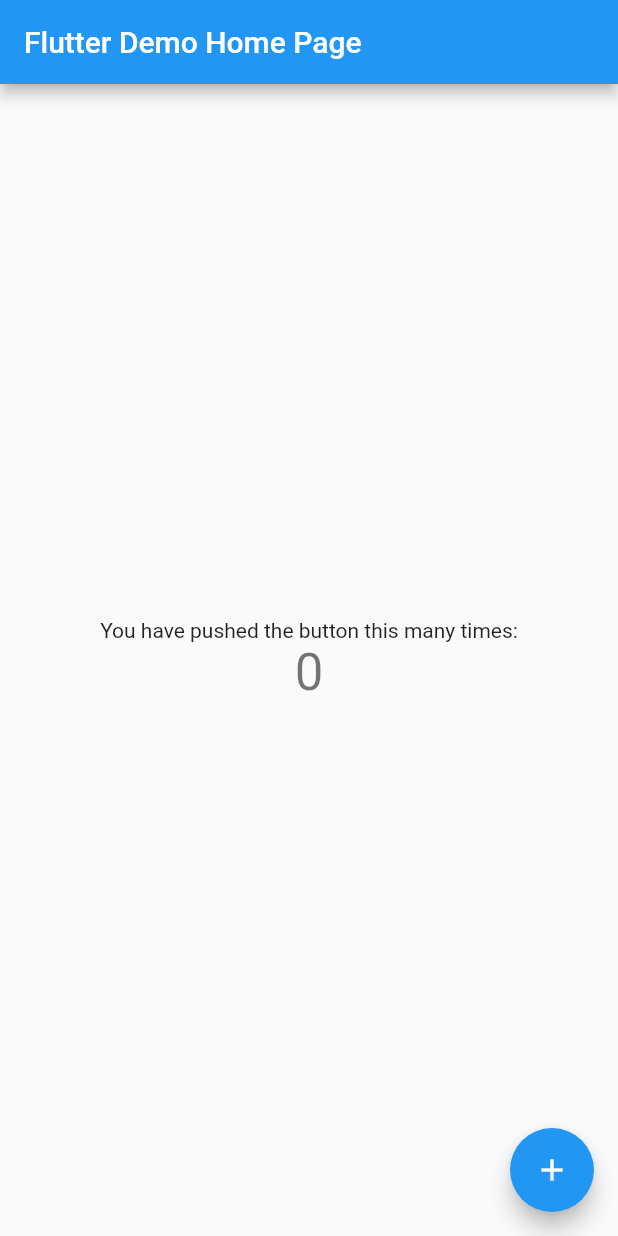
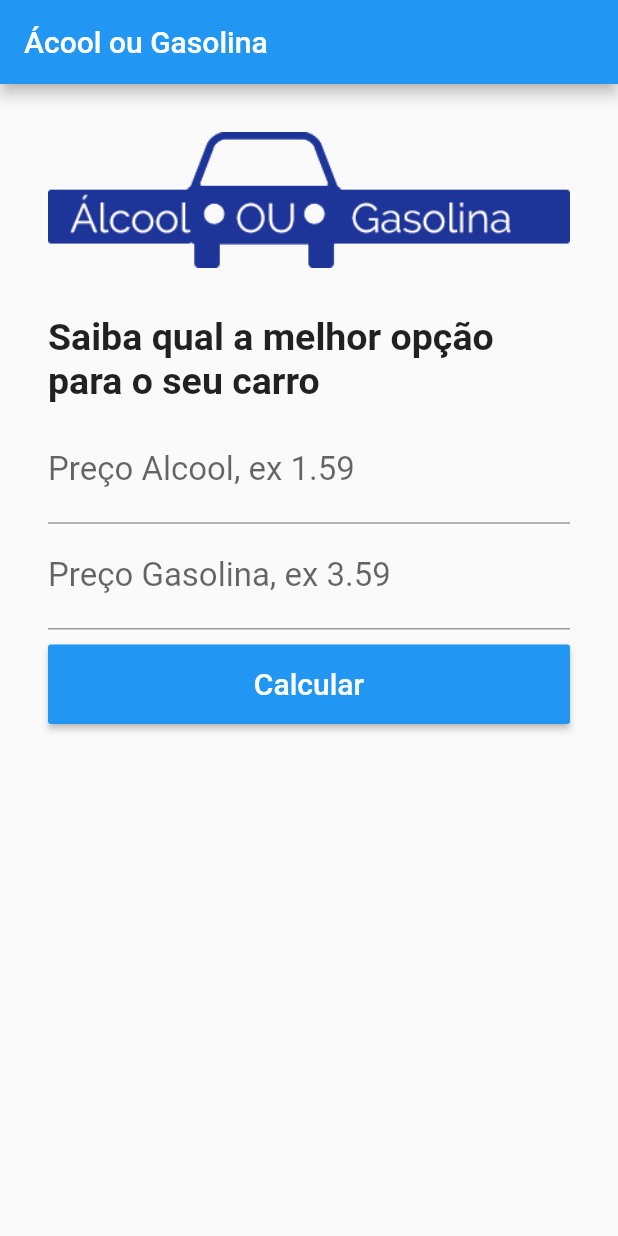
Before and after one commit to wilsonraj-dev/AlcoolOuGasolina, a Flutter app: the screen it shows after launch, on a phone screen of 412 x 824 dp. Run offline on Flutter 3.47's test engine with Material 2 defaults, Android fonts, the phone set to English and light mode, and no system bars.

Commit message:
Criação do aplicativo "Ácool ou Gasolina"

```diff
--- /dev/null
+++ b/alcool_ou_gasolina/lib/Home.dart
@@ -0,0 +1,124 @@
+// ignore_for_file: deprecated_member_use
+import 'package:flutter/material.dart';
+
+class Home extends StatefulWidget {
+  const Home({ Key? key }) : super(key: key);
+
+  @override
+  _HomeState createState() => _HomeState();
+}
+
+class _HomeState extends State<Home> {
+
+  final TextEditingController _controllerAlcool = TextEditingController();
+  final TextEditingController _controllerGasolina = TextEditingController();
+  String _textoResultado = "";
+
+  void _calcular() {
+    double? precoAlcool = double.tryParse(_controllerAlcool.text);
+    double? precoGasolina = double.tryParse(_controllerGasolina.text);
+
+    if(precoAlcool == null || precoGasolina == null) {
+      setState((){
+        _textoResultado = "Número inválido, digite números maiores que 0 e utilizando (.)";
+      });
+    }
+    else {
+      if((precoAlcool / precoGasolina) >= 0.7){
+        setState((){
+          _textoResultado = "Melhor abastecer com Gasolina.";
+        });
+      } else{
+        setState((){
+          _textoResultado = "Melhor abastecer com Álcool.";
+        });
+      }
+      // _limparCampos();
+    }
+  }
+
+  // void _limparCampos() {
+  //   _controllerGasolina.text = "";
+  //   _controllerAlcool.text = "";
+  // }
+
+  @override
+  Widget build(BuildContext context) {
+    return Scaffold(
+      appBar: AppBar(
+        title: const Text("Ácool ou Gasolina") ,
+        backgroundColor: Colors.blue ,
+      ) ,
+      // ignore: avoid_unnecessary_containers
+      body: Container(
+        child: SingleChildScrollView(
+            padding: const EdgeInsets.all(32),
+            child: Column(
+            crossAxisAlignment: CrossAxisAlignment.stretch,
+            children: <Widget>[
+              Padding(
+                padding: const EdgeInsets.only(bottom: 32) ,
+                child: Image.asset("images/logo.png") ,
+              ),
+              const Padding(
+                padding: EdgeInsets.only(bottom: 10) ,
+                child: Text(
+                  "Saiba qual a melhor opção para o seu carro" ,
+                  style: TextStyle(
+                    fontSize: 25 ,
+                    fontWeight: FontWeight.bold
+                  ),
+                ) ,
+              ),
+              TextField(
+                keyboardType: TextInputType.number,
+                decoration: const InputDecoration(
+                  labelText: "Preço Alcool, ex 1.59"
+                ),
+                style: const TextStyle(
+                  fontSize: 22,
+                ),
+                controller: _controllerAlcool,
+              ),
+              TextField(
+                keyboardType: TextInputType.number,
+                decoration: const InputDecoration(
+                  labelText: "Preço Gasolina, ex 3.59"
+                ),
+                style: const TextStyle(
+                  fontSize: 22,
+                ),
+                controller: _controllerGasolina,
+              ),
+              Padding(
+                padding: const EdgeInsets.only(top: 10),
+                child: RaisedButton(
+                  color: Colors.blue,
+                  textColor: Colors.white,
+                  padding: const EdgeInsets.all(15),
+                  child: const Text(
+                    "Calcular",
+                    style: TextStyle(
+                      fontSize: 20
+                    )
+                  ) ,
+                  onPressed: _calcular,
+                ),
+              ),
+              Padding(
+                padding: const EdgeInsets.only(top: 20),
+                child: Text(
+                  _textoResultado,
+                  style: const TextStyle(
+                    fontSize: 22,
+                    fontWeight: FontWeight.bold
+                  )
+                ),
+              )
+            ]
+          )
+        ),
+      )
+    );
+  }
+}
--- a/alcool_ou_gasolina/lib/main.dart
+++ b/alcool_ou_gasolina/lib/main.dart
@@ -1,115 +1,9 @@
 import 'package:flutter/material.dart';
 
-void main() {
-  runApp(const MyApp());
+import 'Home.dart';
+
+void main(){
+  runApp(const MaterialApp(
+    home: Home()
+  ));
 }
-
-class MyApp extends StatelessWidget {
-  const MyApp({Key? key}) : super(key: key);
-
-  // This widget is the root of your application.
-  @override
-  Widget build(BuildContext context) {
-    return MaterialApp(
-      title: 'Flutter Demo',
-      theme: ThemeData(
-        // This is the theme of your application.
-        //
-        // Try running your application with "flutter run". You'll see the
-        // application has a blue toolbar. Then, without quitting the app, try
-        // changing the primarySwatch below to Colors.green and then invoke
-        // "hot reload" (press "r" in the console where you ran "flutter run",
-        // or simply save your changes to "hot reload" in a Flutter IDE).
-        // Notice that the counter didn't reset back to zero; the application
-        // is not restarted.
-        primarySwatch: Colors.blue,
-      ),
-      home: const MyHomePage(title: 'Flutter Demo Home Page'),
-    );
-  }
-}
-
-class MyHomePage extends StatefulWidget {
-  const MyHomePage({Key? key, required this.title}) : super(key: key);
-
-  // This widget is the home page of your application. It is stateful, meaning
-  // that it has a State object (defined below) that contains fields that affect
-  // how it looks.
-
-  // This class is the configuration for the state. It holds the values (in this
-  // case the title) provided by the parent (in this case the App widget) and
-  // used by the build method of the State. Fields in a Widget subclass are
-  // always marked "final".
-
-  final String title;
-
-  @override
-  State<MyHomePage> createState() => _MyHomePageState();
-}
-
-class _MyHomePageState extends State<MyHomePage> {
-  int _counter = 0;
-
-  void _incrementCounter() {
-    setState(() {
-      // This call to setState tells the Flutter framework that something has
-      // changed in this State, which causes it to rerun the build method below
-      // so that the display can reflect the updated values. If we changed
-      // _counter without calling setState(), then the build method would not be
-      // called again, and so nothing would appear to happen.
-      _counter++;
-    });
-  }
-
-  @override
-  Widget build(BuildContext context) {
-    // This method is rerun every time setState is called, for instance as done
-    // by the _incrementCounter method above.
-    //
-    // The Flutter framework has been optimized to make rerunning build methods
-    // fast, so that you can just rebuild anything that needs updating rather
-    // than having to individually change instances of widgets.
-    return Scaffold(
-      appBar: AppBar(
-        // Here we take the value from the MyHomePage object that was created by
-        // the App.build method, and use it to set our appbar title.
-        title: Text(widget.title),
-      ),
-      body: Center(
-        // Center is a layout widget. It takes a single child and positions it
-        // in the middle of the parent.
-        child: Column(
-          // Column is also a layout widget. It takes a list of children and
-          // arranges them vertically. By default, it sizes itself to fit its
-          // children horizontally, and tries to be as tall as its parent.
-          //
-          // Invoke "debug painting" (press "p" in the console, choose the
-          // "Toggle Debug Paint" action from the Flutter Inspector in Android
-          // Studio, or the "Toggle Debug Paint" command in Visual Studio Code)
-          // to see the wireframe for each widget.
-          //
-          // Column has various properties to control how it sizes itself and
-          // how it positions its children. Here we use mainAxisAlignment to
-          // center the children vertically; the main axis here is the vertical
-          // axis because Columns are vertical (the cross axis would be
-          // horizontal).
-          mainAxisAlignment: MainAxisAlignment.center,
-          children: <Widget>[
-            const Text(
-              'You have pushed the button this many times:',
-            ),
-            Text(
-              '$_counter',
-              style: Theme.of(context).textTheme.headline4,
-            ),
-          ],
-        ),
-      ),
-      floatingActionButton: FloatingActionButton(
-        onPressed: _incrementCounter,
-        tooltip: 'Increment',
-        child: const Icon(Icons.add),
-      ), // This trailing comma makes auto-formatting nicer for build methods.
-    );
-  }
-}
--- a/alcool_ou_gasolina/pubspec.yaml
+++ b/alcool_ou_gasolina/pubspec.yaml
@@ -61,6 +61,8 @@ flutter:
   # assets:
   #   - images/a_dot_burr.jpeg
   #   - images/a_dot_ham.jpeg
+  assets:
+    - images/logo.png
 
   # An image asset can refer to one or more resolution-specific "variants", see
   # https://flutter.dev/assets-and-images/#resolution-aware.
```
Also changed, not shown: alcool_ou_gasolina/images/logo.png (added).
